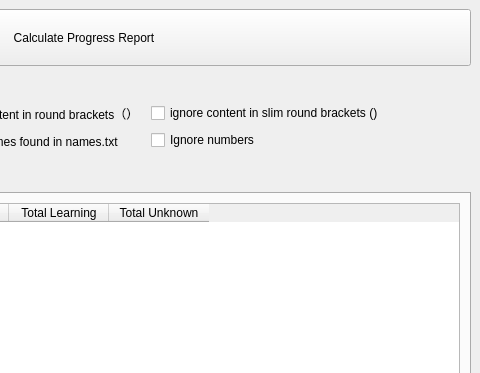
Above: ankimorphs/ui/progress_window.ui from mortii/anki-morphs before the change; both pictures show x 312 to 792 and y 0 to 373 of the 792 by 506 pixel window. Below: the same form after it.
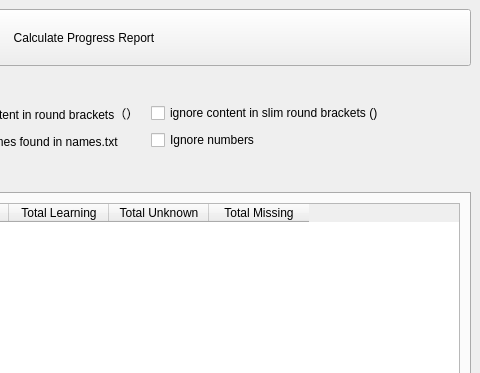
That is the form after the change. The open tabs and pages were chosen to show the change.

```diff
--- a/ankimorphs/ui/progress_window.ui
+++ b/ankimorphs/ui/progress_window.ui
@@ -172,6 +172,11 @@
               <string>Total Unknown</string>
              </property>
             </column>
+            <column>
+             <property name="text">
+              <string>Total Missing</string>
+             </property>
+            </column>
            </widget>
           </item>
          </layout>
```
Left out of the diff: 9 changed lines with no effect on the pictures.
